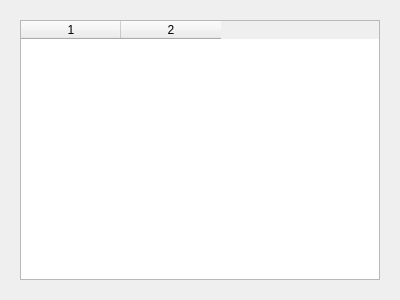
Qt form src/DGLGui/ui/dglstateview.ui (scygan/debugler) before a commit.
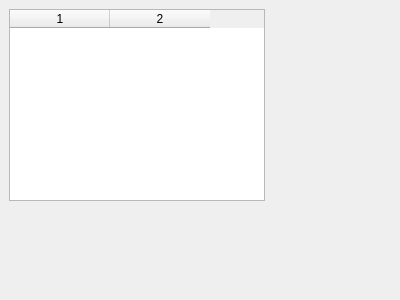
The same form after that commit.

Commit message: Remove some duplicated QLayouts - this fixes some runtime warns.

Patch:
```diff
--- a/src/DGLGui/ui/dglstateview.ui
+++ b/src/DGLGui/ui/dglstateview.ui
@@ -13,8 +13,6 @@
   <property name="windowTitle">
    <string>OpenGL State</string>
   </property>
-  <layout class="QVBoxLayout" name="verticalLayout">
-   <item>
     <widget class="QFrame" name="frame">
      <layout class="QHBoxLayout" name="horizontalLayout">
       <item>
@@ -31,8 +29,6 @@
       </item>
      </layout>
     </widget>
-   </item>
-  </layout>
  </widget>
  <resources/>
  <connections/>
```
Lines whose indentation alone changed are shown as unchanged. The commit also changes 5 other files.
